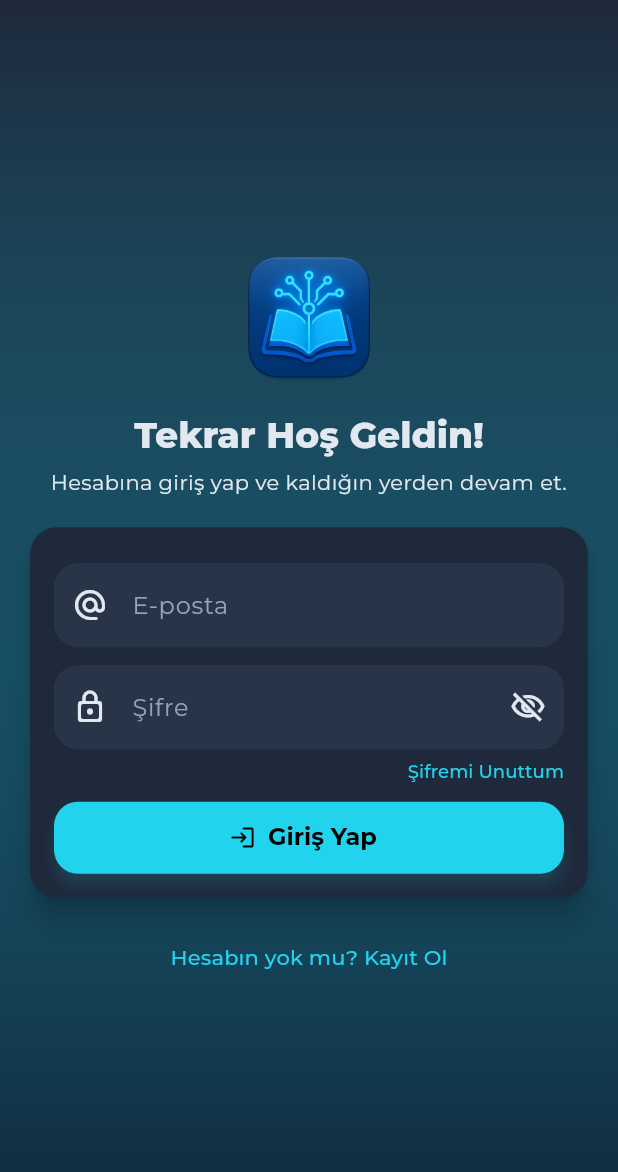
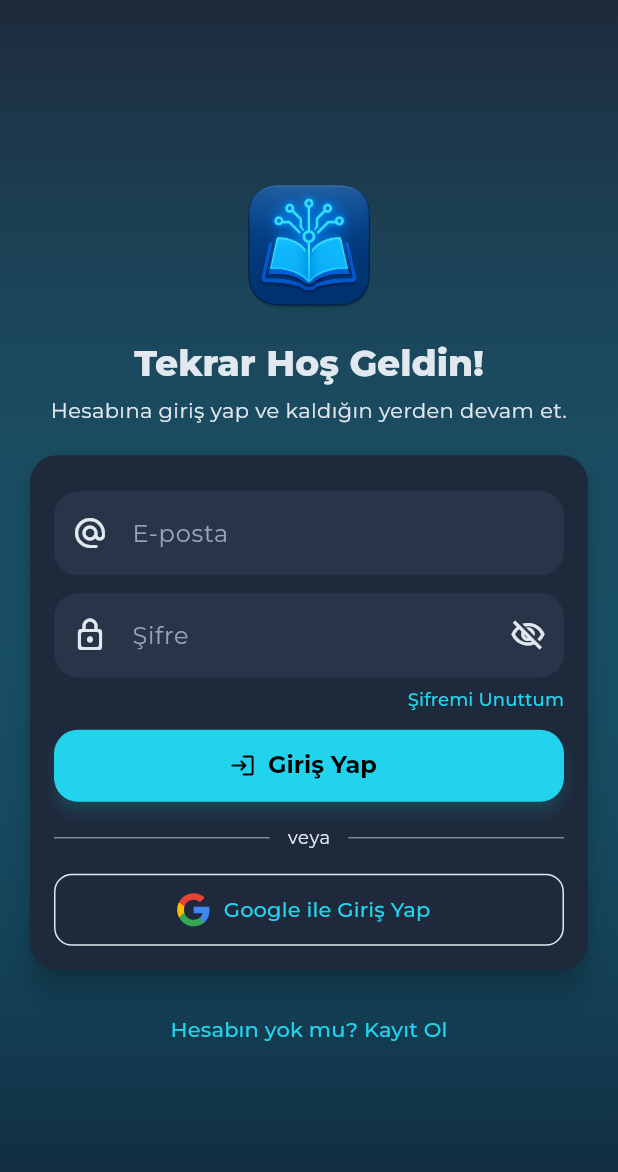
Before and after one commit to bakituncher/bilgee, a Flutter app: the screen it shows after launch, on a phone screen of 412 x 824 dp. Shown: the top 1172 px of the screen. Run offline on Flutter 3.47's test engine with Material 3 defaults, Android fonts, the phone set to English and light mode, and no system bars; our stand-ins replace cached_network_image, cloud_firestore, cloud_functions, confetti, cross_file, equatable and 19 more; missing offline and left inert: firebase_app_check, flutter_math_fork, markdown; accounts and stored records are empty; generated files the repository leaves out were written again; network calls fail.

Commit message:
This commit introduces Google Sign-In as an authentication method and fixes a security issue where non-admin users could access the admin panel.
Features:
- Added a 'Sign in with Google' button to the login screen.
- Implemented the full Google Sign-In flow using Firebase Authentication.
- New users signing in with Google will have a user profile created in Firestore.

Fixes:
- The app router now checks if a user has admin privileges before allowing access to any routes under '/admin'. Non-admin users are redirected to the home screen.

```diff
--- a/lib/core/navigation/app_router.dart
+++ b/lib/core/navigation/app_router.dart
@@ -87,6 +87,12 @@ final goRouterProvider = Provider<GoRouter>((ref) {
         // This *allows* them to visit other setup screens (like /exam-selection from settings)
         // without being redirected.
         if (location == AppRoutes.login || location == AppRoutes.register || location == AppRoutes.loading) {
+          return AppRoutes.home;
+        }
+
+        // Admin Panel Access Control
+        final isAdmin = user.isAdmin;
+        if (location.startsWith('/admin') && !isAdmin) {
           return AppRoutes.home;
         }
       }
--- a/lib/features/auth/application/auth_controller.dart
+++ b/lib/features/auth/application/auth_controller.dart
@@ -102,4 +102,9 @@ class AuthController extends StreamNotifier<User?> {
     final authRepository = ref.read(authRepositoryProvider);
     return authRepository.resetPassword(email);
   }
+
+  Future<void> signInWithGoogle() {
+    final authRepository = ref.read(authRepositoryProvider);
+    return authRepository.signInWithGoogle();
+  }
 }
--- a/lib/features/auth/presentation/login_screen.dart
+++ b/lib/features/auth/presentation/login_screen.dart
@@ -4,6 +4,7 @@ import 'package:flutter_riverpod/flutter_riverpod.dart';
 import 'package:go_router/go_router.dart';
 import 'package:taktik/features/auth/application/auth_controller.dart';
 import 'package:taktik/core/navigation/app_routes.dart';
+import 'package:flutter_svg/flutter_svg.dart';
 
 class LoginScreen extends ConsumerStatefulWidget {
   const LoginScreen({super.key});
@@ -53,6 +54,27 @@ class _LoginScreenState extends ConsumerState<LoginScreen> {
         if (mounted) {
           setState(() => _isLoading = false);
         }
+      }
+    }
+  }
+
+  void _signInWithGoogle() async {
+    FocusScope.of(context).unfocus();
+    setState(() {
+      _isLoading = true;
+      _errorMessage = null;
+    });
+    try {
+      await ref.read(authControllerProvider.notifier).signInWithGoogle();
+    } catch (e) {
+      if (mounted) {
+        setState(() {
+          _errorMessage = e.toString();
+        });
+      }
+    } finally {
+      if (mounted) {
+        setState(() => _isLoading = false);
       }
     }
   }
@@ -268,6 +290,30 @@ class _LoginScreenState extends ConsumerState<LoginScreen> {
                                       : const Text('Giriş Yap'),
                                 ),
                               ),
+                              const SizedBox(height: 16),
+                              Row(
+                                children: [
+                                  Expanded(child: Divider(color: Theme.of(context).colorScheme.outline.withOpacity(0.5))),
+                                  const SizedBox(width: 12),
+                                  Text('veya', style: Theme.of(context).textTheme.bodySmall),
+                                  const SizedBox(width: 12),
+                                  Expanded(child: Divider(color: Theme.of(context).colorScheme.outline.withOpacity(0.5))),
+                                ],
+                              ),
+                              const SizedBox(height: 16),
+                              SizedBox(
+                                height: 48,
+                                child: OutlinedButton.icon(
+                                  icon: SvgPicture.asset('assets/images/google_logo.svg', height: 24),
+                                  onPressed: _isLoading ? null : _signInWithGoogle,
+                                  label: const Text('Google ile Giriş Yap'),
+                                  style: OutlinedButton.styleFrom(
+                                    shape: RoundedRectangleBorder(
+                                      borderRadius: BorderRadius.circular(12),
+                                    ),
+                                  ),
+                                ),
+                              ),
                             ],
                           ),
                         ),
--- a/pubspec.yaml
+++ b/pubspec.yaml
@@ -13,6 +13,8 @@ dependencies:
 
   # iOS stili ikonlar için
   cupertino_icons: ^1.0.8
+  google_sign_in: ^6.2.1
+  sign_in_with_apple: ^6.1.1
 
   # State Management
   flutter_riverpod: ^2.5.1
```
Also changed, not shown: lib/features/auth/data/auth_repository.dart (+39 -1 lines), assets/images/google_logo.svg (added).
